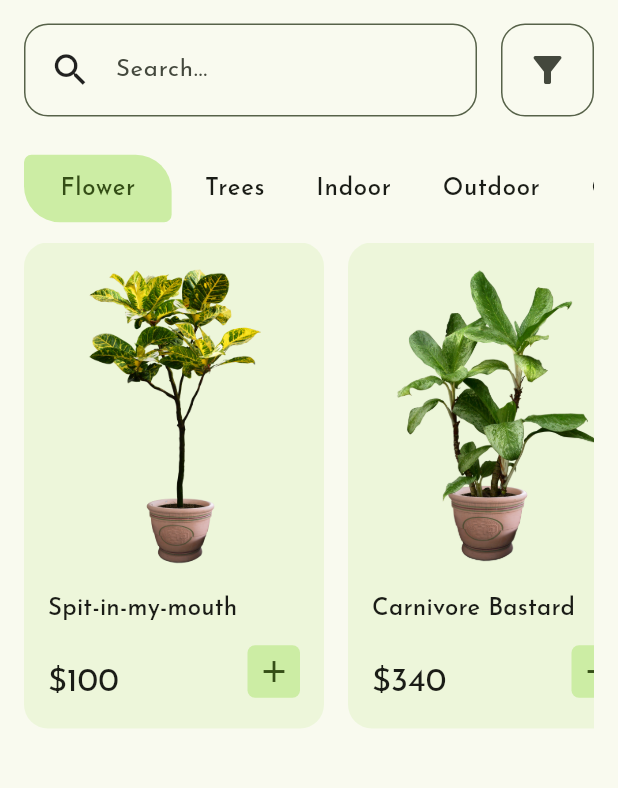
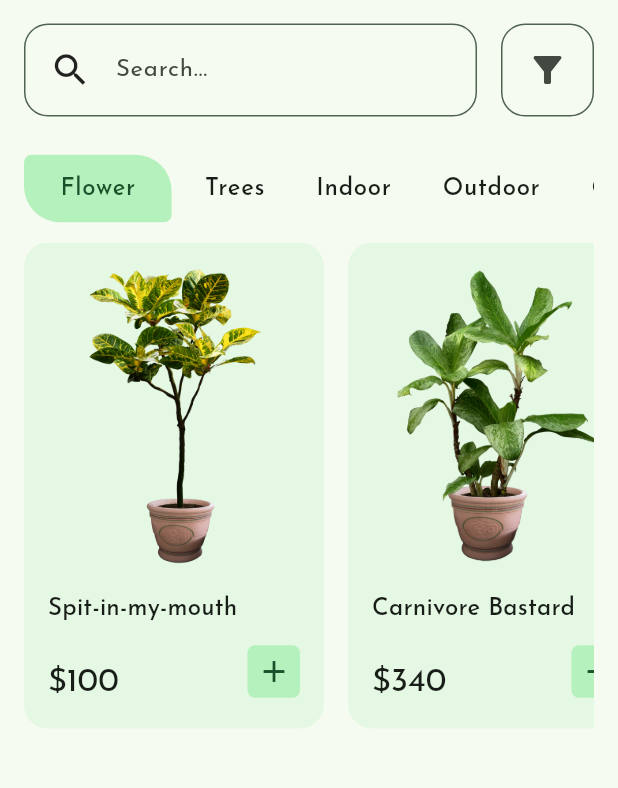
Before and after one commit to sungvzer/plant_shop_demo, a Flutter app: the screen it shows after launch, on a phone screen of 412 x 824 dp, the part 167-955 px from its top. Run offline on Flutter 3.47's test engine with Material 2 defaults, Android fonts, the phone set to English and light mode, and no system bars; our stand-ins replace go_router, hooks_riverpod.

Commit message:
feat: refactor seed color

```diff
--- a/lib/main.dart
+++ b/lib/main.dart
@@ -11,17 +11,19 @@ class MainApp extends StatelessWidget {
 
   @override
   Widget build(BuildContext context) {
+    // const seedColor = Color(0xffC7F2A7);
+    const seedColor = Color(0xffD3FCD5);
     return ProviderScope(
       child: MaterialApp.router(
         theme: ThemeData(
           useMaterial3: true,
           fontFamily: "Josefin Sans",
-          colorSchemeSeed: Colors.lightGreen,
+          colorSchemeSeed: seedColor,
         ),
         darkTheme: ThemeData(
           useMaterial3: true,
           fontFamily: "Josefin Sans",
-          colorSchemeSeed: Colors.lightGreen,
+          colorSchemeSeed: seedColor,
           brightness: Brightness.dark,
         ),
         debugShowCheckedModeBanner: false,
```
